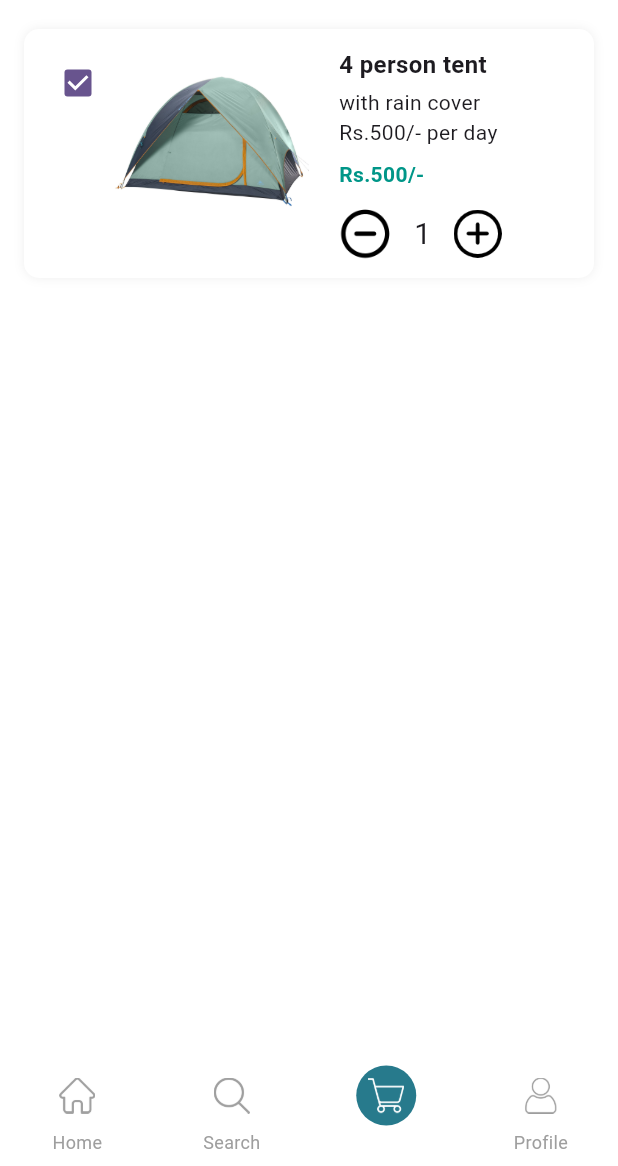
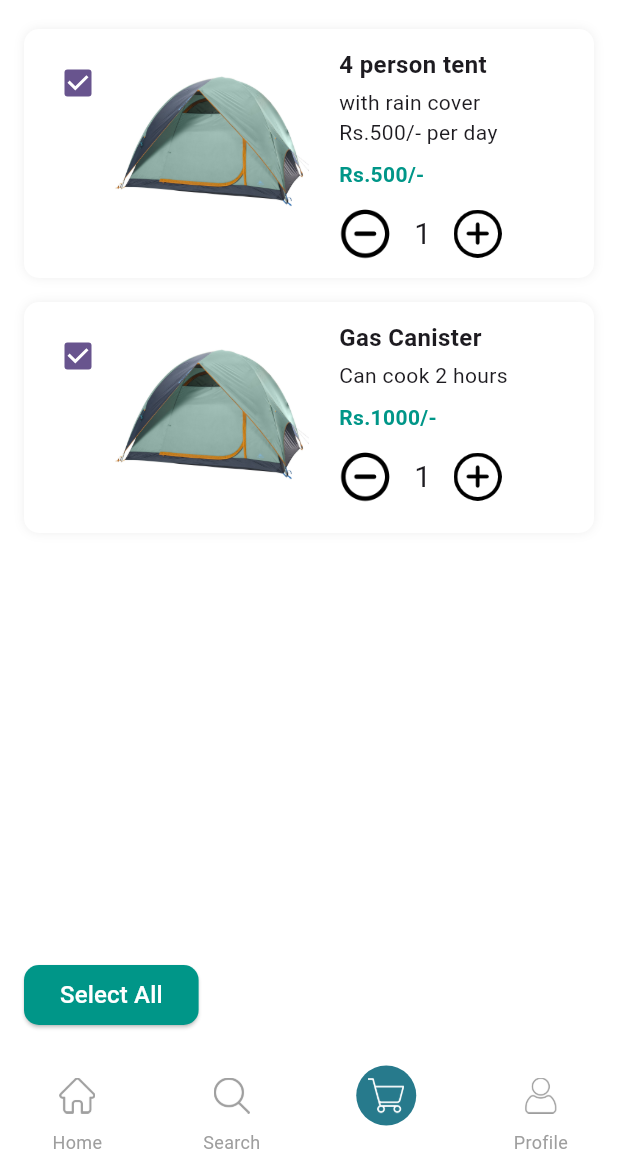
Before and after one commit to Chanukaisuru/CampKit, a Flutter app: the MyCartPage screen opened directly, on a phone screen of 412 x 824 dp, the part 70-1236 px from its top. Run offline on Flutter 3.47's test engine with Material 3 defaults, Android fonts, the phone set to English and light mode, and no system bars.

Commit message:
add select all button

```diff
--- a/lib/cart/cart_page.dart
+++ b/lib/cart/cart_page.dart
@@ -92,10 +92,40 @@ class _MyCartPageState extends State<MyCartPage> {
                       price: 500,
                     ),
 
+                    SizedBox(height: 16),
+                    CartItem(
+                      image: 'assets/image/4person.jpg',
+                      title: 'Gas Canister',
+                      subtitle: 'Can cook 2 hours',
+                      price: 1000
+                    ),
                   ],
                 ),
-                ),
+              ),
 
+              /*-------------Action:selleact all and Delete----------------- */
+              Row(
+                mainAxisAlignment: MainAxisAlignment.spaceBetween,
+                children: [
+                  ElevatedButton(
+                    onPressed: () {},
+                    style: ElevatedButton.styleFrom(
+                      backgroundColor: Colors.teal,
+                      shape: RoundedRectangleBorder(
+                        borderRadius: BorderRadius.circular(10),
+                      ),
+                    ),
+
+                    child: Text('Select All',
+                      style: TextStyle(
+                        color: Colors.white,
+                        fontSize: 16,
+                      ),
+                    ),
+                  ),
+                ],
+
+              ),
             ],
           ),
         ),
```
